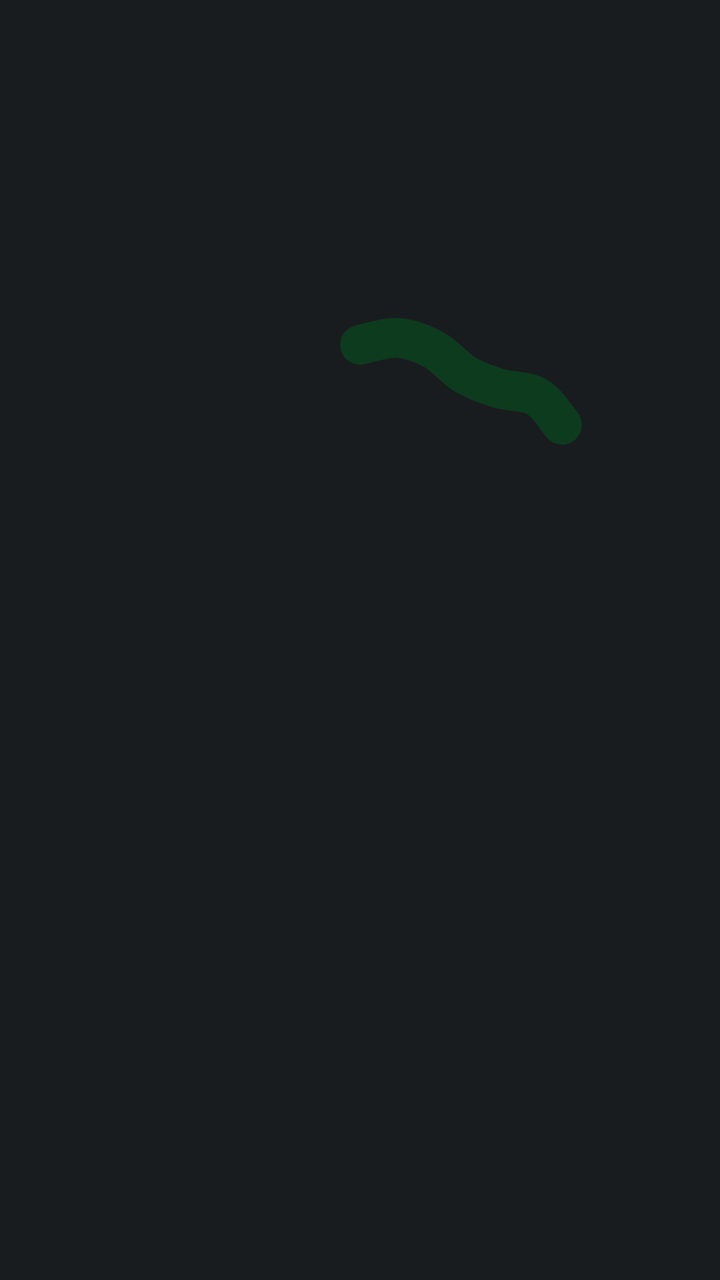
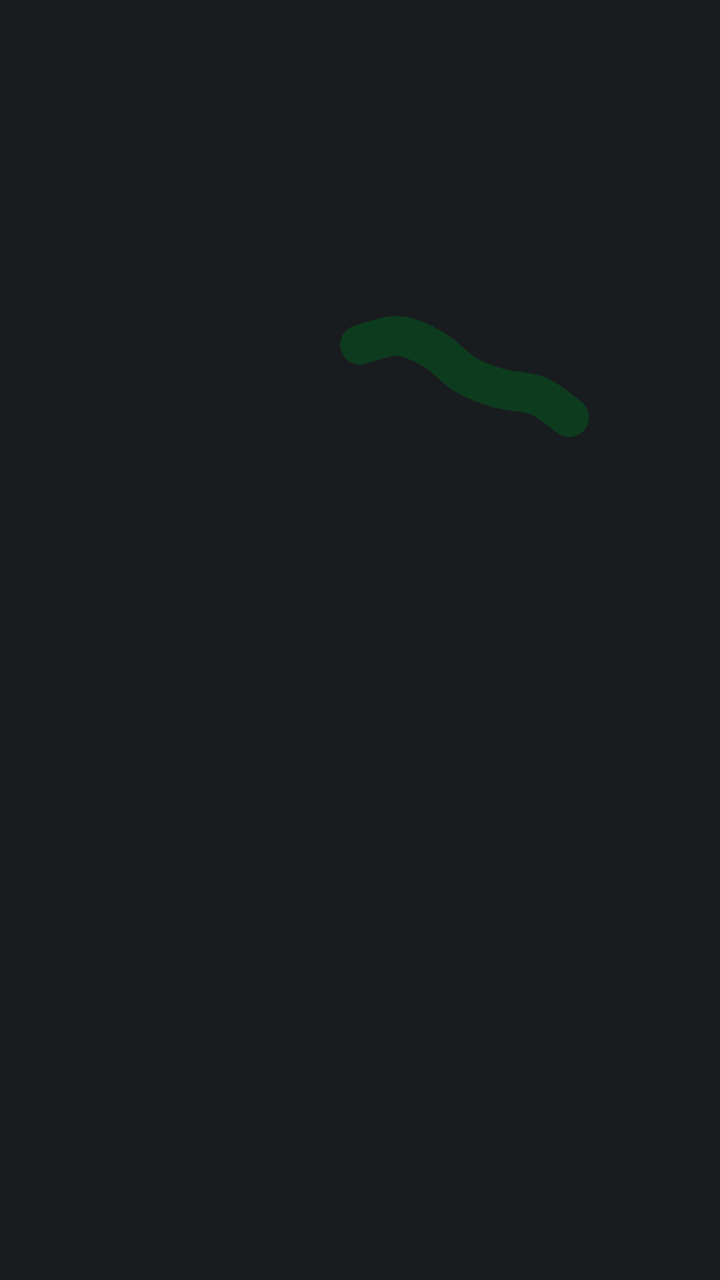

Screens rendered from an Android XML layout before and after an edit, with the pre-edit source and the edit as a unified diff.
<!-- AndroidManifest.xml: application theme AppTheme -->
<!-- res/layout/wave_12.xml -->
<?xml version="1.0" encoding="utf-8"?>
<ProgressBar xmlns:android="http://schemas.android.com/apk/res/android"
    android:id="@+id/wave"
    android:layout_width="120dp"
    android:layout_height="120dp"
    android:layout_gravity="center"
    android:indeterminate="true"
    android:indeterminateBehavior="repeat"
    android:indeterminateDuration="1600"
    android:indeterminateDrawable="@drawable/charge_wave_12"
    android:indeterminateTint="@color/g_on_charge"
    android:indeterminateTintMode="src_in" />
<!-- resources referenced by this layout -->
<resources>
  <color name="g_on_charge">#FF0C3B1E</color>
  <!-- drawable charge_wave_12: vector/xml drawable (drawable, 17139 chars, omitted) -->
  <style name="AppTheme" parent="@android:style/Theme.DeviceDefault.NoActionBar">
          <item name="android:windowBackground">@color/ui_bg</item>
          <item name="android:statusBarColor">@android:color/transparent</item>
          <item name="android:navigationBarColor">@android:color/transparent</item>
          <item name="android:windowLightStatusBar">false</item>
          <item name="android:windowLightNavigationBar">false</item>
      </style>
  <color name="ui_bg">@android:color/system_neutral1_900</color>
</resources>

<!-- the commit's change to res/layout/wave_12.xml (unified diff, before → after) -->
@@ -6,7 +6,7 @@
     android:layout_gravity="center"
     android:indeterminate="true"
     android:indeterminateBehavior="repeat"
-    android:indeterminateDuration="1600"
+    android:indeterminateDuration="1000"
     android:indeterminateDrawable="@drawable/charge_wave_12"
     android:indeterminateTint="@color/g_on_charge"
     android:indeterminateTintMode="src_in" />
<!-- resource entries referenced after the edit -->
@@ -1,7 +1,7 @@
 <!-- resources referenced by this layout -->
 <resources>
   <color name="g_on_charge">#FF0C3B1E</color>
-  <!-- drawable charge_wave_12: vector/xml drawable (drawable, 17139 chars, omitted) -->
+  <!-- drawable charge_wave_12: vector/xml drawable (drawable, 22949 chars, omitted) -->
   <style name="AppTheme" parent="@android:style/Theme.DeviceDefault.NoActionBar">
           <item name="android:windowBackground">@color/ui_bg</item>
           <item name="android:statusBarColor">@android:color/transparent</item>
